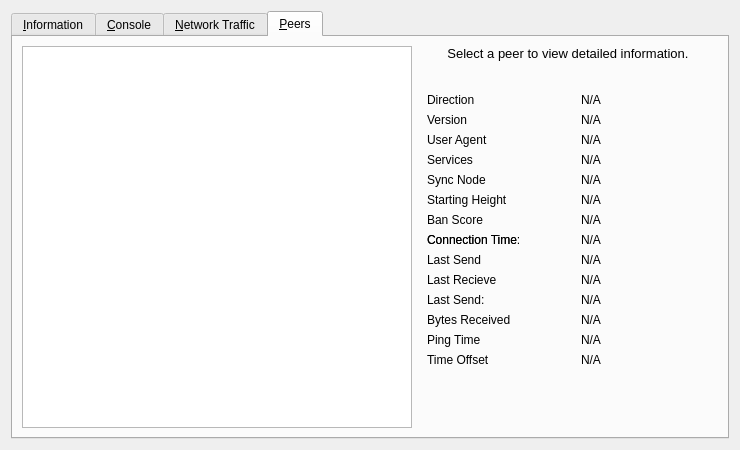
Above: src/qt/forms/rpcconsole.ui from transferdev/Transfercoin before the change. Below: the same form after it.
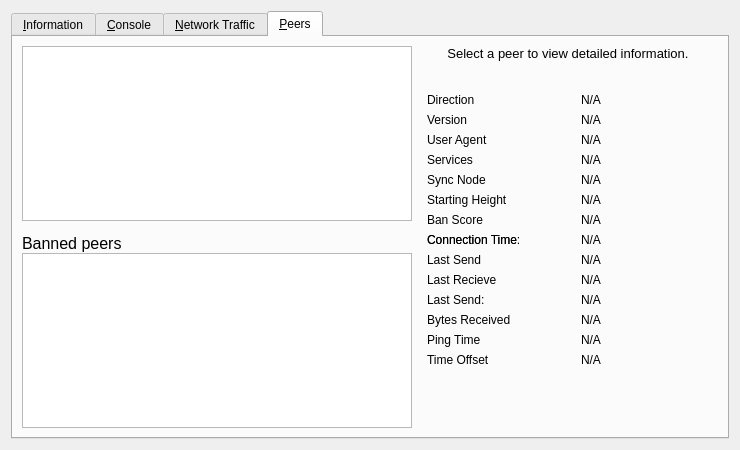
That is the form after the change. Icons and pictures are not drawn. Custom widgets are drawn as their Qt base class.

Commit message:
[Qt] allow banning and unbanning over UI->peers table
https://github.com/bitcoin/bitcoin/pull/6315/files

```diff
--- a/src/qt/forms/rpcconsole.ui
+++ b/src/qt/forms/rpcconsole.ui
@@ -730,9 +730,14 @@
       </attribute>
       <layout class="QGridLayout" name="gridLayout_2">
        <item row="0" column="0" rowspan="2">
+        <layout class="QVBoxLayout" name="verticalLayout_101">
+         <property name="spacing">
+          <number>0</number>
+         </property>
+         <item>
         <widget class="QTableView" name="peerWidget">
          <property name="horizontalScrollBarPolicy">
-          <enum>Qt::ScrollBarAlwaysOff</enum>
+            <enum>Qt::ScrollBarAsNeeded</enum>
          </property>
          <property name="sortingEnabled">
           <bool>true</bool>
@@ -741,6 +746,69 @@
           <bool>false</bool>
          </attribute>
         </widget>
+         </item>
+         <item>
+          <widget class="QLabel" name="banHeading">
+           <property name="sizePolicy">
+            <sizepolicy hsizetype="Preferred" vsizetype="Minimum">
+             <horstretch>0</horstretch>
+             <verstretch>0</verstretch>
+            </sizepolicy>
+           </property>
+           <property name="minimumSize">
+            <size>
+             <width>300</width>
+             <height>32</height>
+            </size>
+           </property>
+           <property name="maximumSize">
+            <size>
+             <width>16777215</width>
+             <height>32</height>
+            </size>
+           </property>
+           <property name="font">
+            <font>
+             <pointsize>12</pointsize>
+            </font>
+           </property>
+           <property name="cursor">
+            <cursorShape>IBeamCursor</cursorShape>
+           </property>
+           <property name="text">
+            <string>Banned peers</string>
+           </property>
+           <property name="alignment">
+            <set>Qt::AlignBottom|Qt::AlignLeading|Qt::AlignLeft</set>
+           </property>
+           <property name="wordWrap">
+            <bool>true</bool>
+           </property>
+           <property name="textInteractionFlags">
+            <set>Qt::NoTextInteraction</set>
+           </property>
+          </widget>
+         </item>
+         <item>
+          <widget class="QTableView" name="banlistWidget">
+           <property name="sizePolicy">
+            <sizepolicy hsizetype="Expanding" vsizetype="Expanding">
+             <horstretch>0</horstretch>
+             <verstretch>0</verstretch>
+            </sizepolicy>
+           </property>
+           <property name="horizontalScrollBarPolicy">
+            <enum>Qt::ScrollBarAsNeeded</enum>
+           </property>
+           <property name="sortingEnabled">
+            <bool>true</bool>
+           </property>
+           <attribute name="horizontalHeaderHighlightSections">
+            <bool>false</bool>
+           </attribute>
+          </widget>
+         </item>
+        </layout>
        </item>
        <item row="0" column="1">
         <widget class="QLabel" name="peerHeading">
```
Lines whose indentation alone changed are shown as unchanged. The commit also changes 10 other files.
